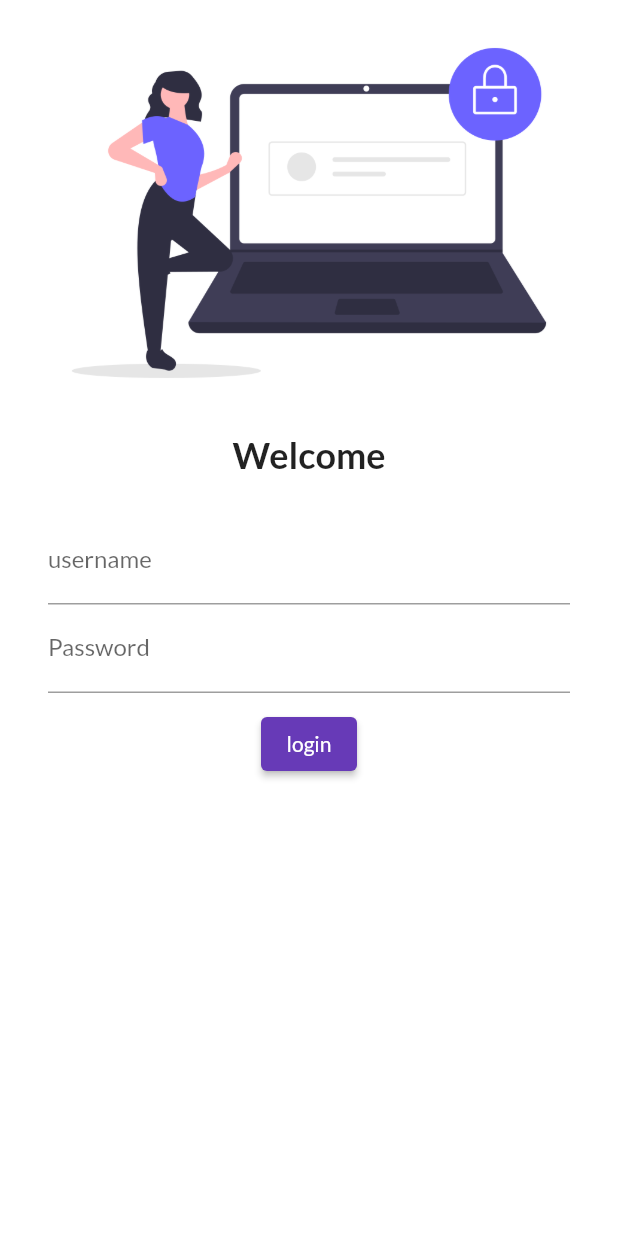
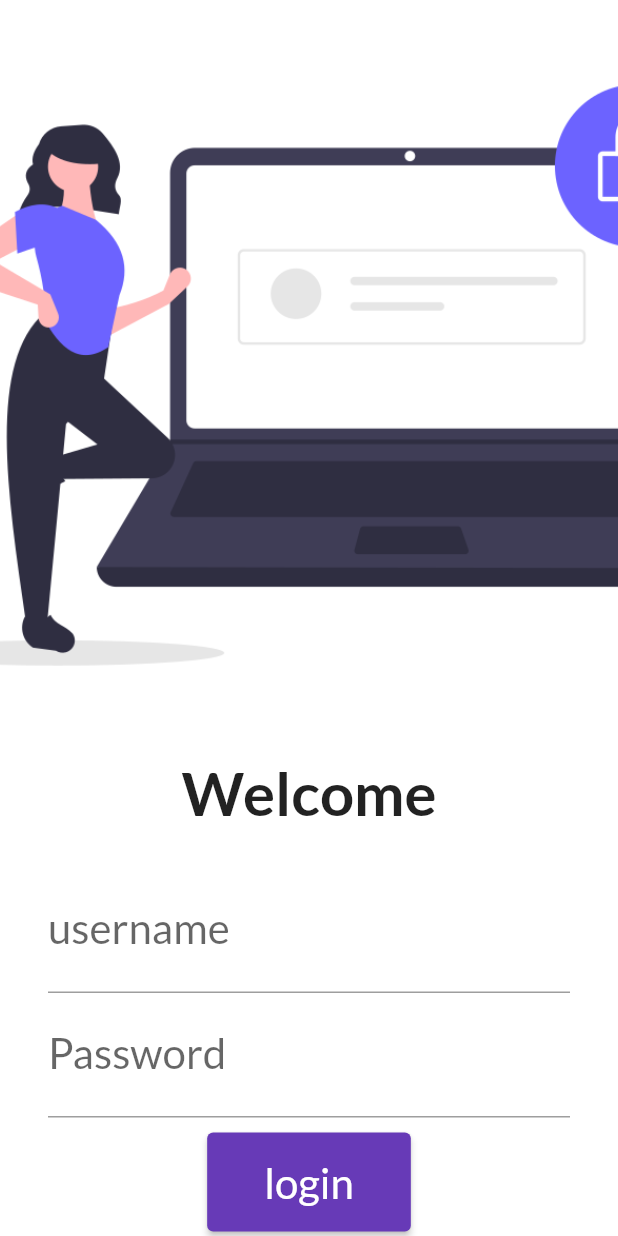
Before and after one commit to sameerdata/flutter-work, a Flutter app: the screen it shows after launch, on a phone screen of 412 x 824 dp. Run offline on Flutter 3.47's test engine with Material 2 defaults, Android fonts, the phone set to English and light mode, and no system bars; our stand-ins replace google_fonts.

Commit message:
day6 completed

```diff
--- a/lib/Pages/Home_page.dart
+++ b/lib/Pages/Home_page.dart
@@ -14,7 +14,8 @@ class HomePage extends StatelessWidget {
       body: Center(
         child: Container(
           child: Text(
-            "wecome to $days day of flutter my name is $name ",
+            "welcome to $days day of flutter my name is $name ",
+            style: TextStyle(fontSize: 25, fontWeight: FontWeight.w900),
           ),
         ),
       ),
--- a/lib/Pages/Login_Page.dart
+++ b/lib/Pages/Login_Page.dart
@@ -1,4 +1,5 @@
 import 'package:flutter/material.dart';
+import 'package:mynotes/Pages/utils/routes.dart';
 
 class Loginpage extends StatelessWidget {
   const Loginpage({Key? key}) : super(key: key);
@@ -7,18 +8,20 @@ class Loginpage extends StatelessWidget {
   Widget build(BuildContext context) {
     return Material(
       color: Colors.white,
+      child: SingleChildScrollView(
         child: Column(
           children: [
             Image.asset(
               "assets/images/login_image.png",
               fit: BoxFit.cover,
+              height: 500,
             ),
             SizedBox(
               height: 5.0,
             ),
             Text(
               "Welcome",
-            style: TextStyle(fontSize: 24, fontWeight: FontWeight.bold),
+              style: TextStyle(fontSize: 40, fontWeight: FontWeight.bold),
             ),
             SizedBox(
               height: 10.0,
@@ -30,27 +33,40 @@ class Loginpage extends StatelessWidget {
                   TextFormField(
                     decoration: InputDecoration(
                         hintText: "Enter Username", labelText: "username"),
+                    style: TextStyle(fontSize: 28),
                   ),
                   TextFormField(
                     obscureText: true,
                     decoration: InputDecoration(
-                      hintText: "Enter Password ", labelText: "Password"),
+                      hintText: "Enter Password ",
+                      labelText: "Password",
+                    ),
+                    style: TextStyle(fontSize: 28),
                   ),
                   SizedBox(
                     height: 10.0,
                   ),
                   ElevatedButton(
                     onPressed: () {
+                      Navigator.pushNamed(context, MyRoutes.Homeroutes);
                       print("hello ji");
                     },
-                  child: Text("login"),
-                  style: TextButton.styleFrom(),
+                    child: Text(
+                      "login",
+                      style: TextStyle(
+                        fontSize: 28,
+                      ),
+                    ),
+                    style: TextButton.styleFrom(
+                        padding: const EdgeInsets.symmetric(
+                            vertical: 16, horizontal: 38)),
                   )
                 ],
               ),
             )
           ],
         ),
+      ),
     );
   }
 }
--- /dev/null
+++ b/lib/Pages/utils/routes.dart
@@ -0,0 +1,4 @@
+class MyRoutes {
+  static String LoginRoute = "/login";
+  static String Homeroutes = "/home";
+}
--- a/lib/main.dart
+++ b/lib/main.dart
@@ -2,6 +2,7 @@ import 'package:flutter/material.dart';
 import 'package:mynotes/Pages/Home_page.dart';
 import 'package:mynotes/Pages/Login_Page.dart';
 import 'package:google_fonts/google_fonts.dart';
+import 'package:mynotes/Pages/utils/routes.dart';
 
 void main() {
   runApp(MyApp());
@@ -20,11 +21,11 @@ class MyApp extends StatelessWidget {
       ),
       darkTheme:
           ThemeData(brightness: Brightness.dark, primarySwatch: Colors.brown),
-
+      initialRoute: "/",
       routes: {
         "/": (context) => Loginpage(),
-        "/Home": (context) => HomePage(),
-        "/login": (context) => Loginpage()
+        MyRoutes.Homeroutes: (context) => HomePage(),
+        MyRoutes.LoginRoute: (context) => Loginpage()
       },
     );
   }
```
Lines whose indentation alone changed are shown as unchanged.
